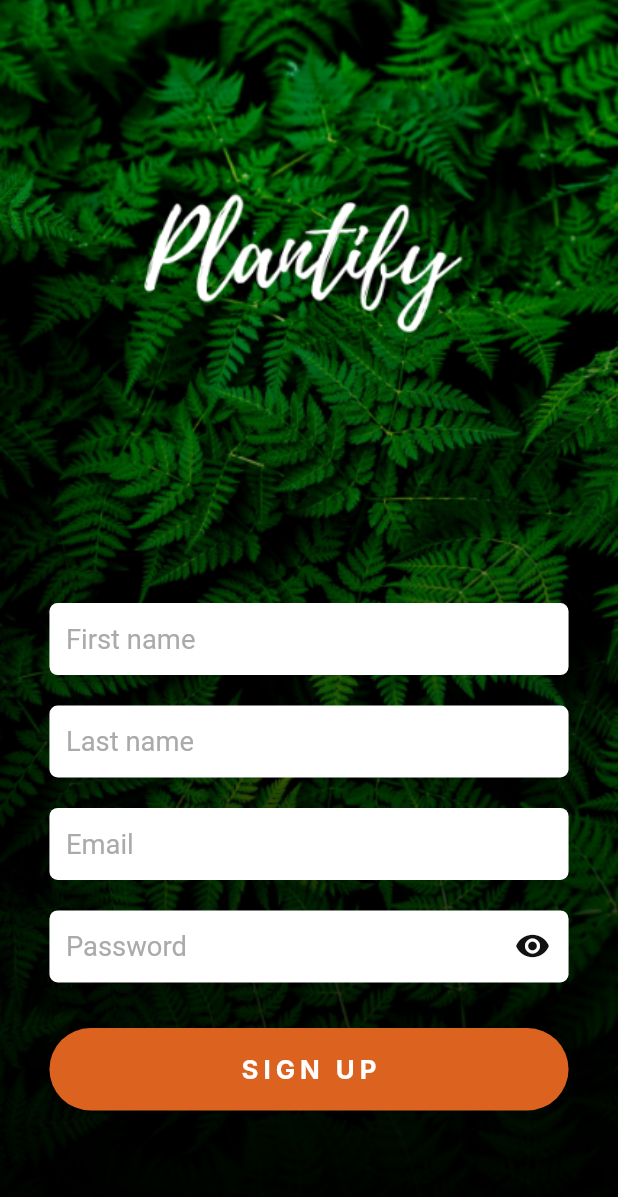
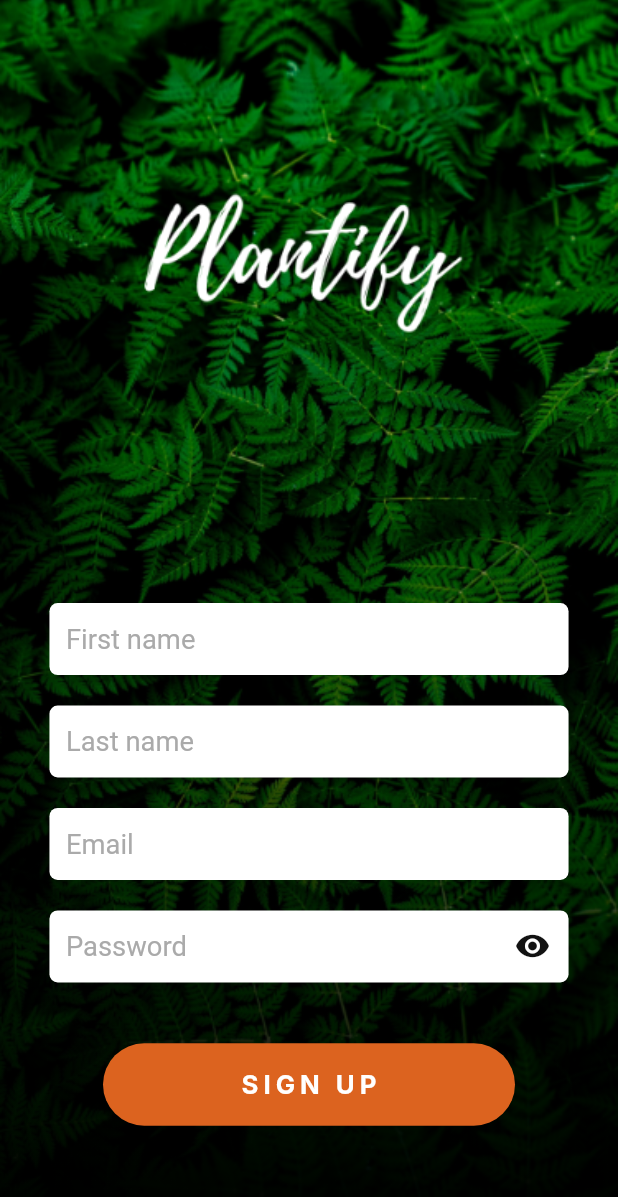
Before and after one commit to jvMori/plantify, a Flutter app: the screen it shows after launch, on a phone screen of 412 x 824 dp. Shown: the top 1197 px of the screen. Run offline on Flutter 3.47's test engine with Material 2 defaults, Android fonts, the phone set to English and light mode, and no system bars; our stand-ins replace bloc, equatable, flutter_bloc, flutter_screenutil, flutter_spinkit, fluttertoast and 2 more; Roboto replaces fonts that are missing (Inter, Noway).

Commit message:
basic register screen with results from network call prepared, freezed implemented

```diff
--- a/lib/common/base_bg.dart
+++ b/lib/common/base_bg.dart
@@ -3,9 +3,9 @@ import 'package:flutter/cupertino.dart';
 import 'colors.dart';
 
 class BaseBg extends StatelessWidget {
-  final Widget child;
+  final Widget? child;
 
-  const BaseBg({Key key, this.child}) : super(key: key);
+  const BaseBg({Key? key, this.child}) : super(key: key);
 
   @override
   Widget build(BuildContext context) {
--- a/lib/common/base_input.dart
+++ b/lib/common/base_input.dart
@@ -5,18 +5,19 @@ import 'colors.dart';
 import 'package:flutter_screenutil/flutter_screenutil.dart';
 
 class BaseInput extends StatelessWidget {
-  final String hintText;
-  final TextEditingController controller;
-  final Function onChanged;
-  final bool hasError;
-  final String errorText;
-  final TextInputType keyboardType;
-  final bool obscureText;
-  final Widget suffixIcon;
-  final TextInputAction textInputAction;
+  final String? hintText;
+  final TextEditingController? controller;
+  final Function (String)? onChanged;
+  final bool? hasError;
+  final String? errorText;
+  final TextInputType? keyboardType;
+  final bool? obscureText;
+  final Widget? suffixIcon;
+  final TextInputAction? textInputAction;
+  final bool? enabled;
 
-  const BaseInput(
-      {Key key,
+  const BaseInput({
+    required Key key,
     this.hintText,
     this.controller,
     this.onChanged,
@@ -24,8 +25,10 @@ class BaseInput extends StatelessWidget {
     this.errorText,
     this.keyboardType,
     this.obscureText,
-      this.suffixIcon, this.textInputAction})
-      : super(key: key);
+    this.suffixIcon,
+    this.textInputAction,
+    this.enabled,
+  }) : super(key: key);
 
   @override
   Widget build(BuildContext context) {
@@ -35,6 +38,7 @@ class BaseInput extends StatelessWidget {
       children: [
         TextFormField(
           controller: controller,
+          enabled: enabled,
           onChanged: onChanged,
           obscureText: obscureText ?? false,
           keyboardType: keyboardType ?? TextInputType.text,
--- /dev/null
+++ b/lib/common/make_toast.dart
@@ -0,0 +1,15 @@
+import 'package:fluttertoast/fluttertoast.dart';
+import 'package:plantify/common/colors.dart';
+import 'package:flutter_screenutil/flutter_screenutil.dart';
+
+makeToast(String message) {
+  Fluttertoast.showToast(
+    msg: message,
+    toastLength: Toast.LENGTH_SHORT,
+    gravity: ToastGravity.BOTTOM,
+    timeInSecForIosWeb: 1,
+    backgroundColor: darkColor,
+    textColor: white,
+    fontSize: 16.sp,
+  );
+}
--- a/lib/common/text.dart
+++ b/lib/common/text.dart
@@ -6,7 +6,7 @@ import 'colors.dart';
 class BasicText extends StatelessWidget {
   final String text;
 
-  const BasicText({Key key, @required this.text}) : super(key: key);
+  const BasicText({Key? key, required this.text}) : super(key: key);
 
   @override
   Widget build(BuildContext context) {
--- a/lib/common/validation/password_validator.dart
+++ b/lib/common/validation/password_validator.dart
@@ -8,7 +8,7 @@ class PasswordValidator extends TextFieldValidator with ValidationMixin {
       : super(errorText);
 
   @override
-  bool isValid(String value) {
+  bool isValid(String? value) {
     return validatePassword(value);
   }
 }
--- a/lib/common/validation/validation.dart
+++ b/lib/common/validation/validation.dart
@@ -1,7 +1,7 @@
 mixin ValidationMixin {
-  bool isFieldEmpty(String fieldValue) => fieldValue?.isEmpty ?? true;
+  bool isFieldEmpty(String? fieldValue) => fieldValue?.isEmpty ?? true;
 
-  bool validateEmailAddress(String email) {
+  bool validateEmailAddress(String? email) {
     if (email == null) {
       return false;
     }
@@ -16,7 +16,7 @@ mixin ValidationMixin {
   }
 
 
-  bool validatePassword(String value) {
+  bool validatePassword(String? value) {
     if (value == null) return false;
 
     // (?=.*[A-Z])       // should contain at least one upper case
@@ -31,22 +31,21 @@ mixin ValidationMixin {
     return size && contains;
   }
 
-  bool validateCardNumber(String value) {
+  bool validateCardNumber(String? value) {
     if (value == null) return false;
     return value.length > 4;
   }
 
-  bool validField(String value) {
+  bool validField(String? value) {
     if (value == null) return false;
 
     return value.length > 3;
   }
 
-  bool validFullName(String value) {
+  bool validFullName(String? value) {
     if (value == null) return false;
 
-    Pattern namePattern = r"^[a-zA-Z]+(([',. -][a-zA-Z ])?[a-zA-Z]*)*$";
-    RegExp nameRegex = RegExp(namePattern, caseSensitive: false);
+    RegExp nameRegex = RegExp(r"^[a-zA-Z]+(([',. -][a-zA-Z ])?[a-zA-Z]*)*$", caseSensitive: false);
 
     return value.length > 2 && nameRegex.hasMatch(value);
   }
--- a/lib/common/widgets/basic_button.dart
+++ b/lib/common/widgets/basic_button.dart
@@ -7,12 +7,12 @@ import '../colors.dart';
 
 
 class BasicButton extends StatelessWidget {
-  final Color color;
-  final String text;
-  final Function onClick;
-  final double width;
+  final Color? color;
+  final String? text;
+  final Function ()? onClick;
+  final double? width;
 
-  const BasicButton(this.text, {Key key, this.color, this.onClick, this.width}) : super(key: key);
+  const BasicButton(this.text, {Key? key, this.color, this.onClick, this.width}) : super(key: key);
 
   @override
   Widget build(BuildContext context) {
--- a/lib/common/widgets/bold_text.dart
+++ b/lib/common/widgets/bold_text.dart
@@ -3,14 +3,14 @@ import 'package:flutter_screenutil/flutter_screenutil.dart';
 import 'package:plantify/common/colors.dart';
 
 class BoldText extends StatelessWidget {
-  final String text;
-  final Color color;
-  final TextAlign align;
-  final FontWeight fontWeight;
-  final double letterSpacing;
-  final double fontSize;
+  final String? text;
+  final Color? color;
+  final TextAlign? align;
+  final FontWeight? fontWeight;
+  final double? letterSpacing;
+  final double? fontSize;
 
-  const BoldText(this.text, {Key key, this.color, this.align, this.fontWeight, this.letterSpacing, this.fontSize}) : super(key: key);
+  const BoldText(this.text, {Key? key, this.color, this.align, this.fontWeight, this.letterSpacing, this.fontSize}) : super(key: key);
 
   @override
   Widget build(BuildContext context) {
--- a/lib/common/widgets/loading_widget.dart
+++ b/lib/common/widgets/loading_widget.dart
@@ -4,10 +4,10 @@ import 'package:plantify/common/colors.dart';
 import 'package:flutter_screenutil/flutter_screenutil.dart';
 
 class LoadingWidget extends StatelessWidget {
-  final Color color;
-  final double size;
+  final Color? color;
+  final double? size;
 
-  const LoadingWidget({Key key, this.color, this.size}) : super(key: key);
+  const LoadingWidget({Key? key, this.color, this.size}) : super(key: key);
 
   @override
   Widget build(BuildContext context) {
--- /dev/null
+++ b/lib/features/auth/presentation/bloc/register_screen_cubit.dart
@@ -0,0 +1,15 @@
+import 'package:flutter_bloc/flutter_bloc.dart';
+import 'package:freezed_annotation/freezed_annotation.dart';
+import 'package:plantify/features/auth/presentation/bloc/result.dart';
+
+part 'register_screen_state.dart';
+
+class RegisterScreenCubit extends Cubit<Result> {
+  RegisterScreenCubit() : super(Result());
+
+  init() async {
+    emit(Result.loading());
+    await Future.delayed(Duration(seconds: 3));
+    emit(Result<String>.success("Success"));
+  }
+}
--- /dev/null
+++ b/lib/features/auth/presentation/bloc/register_screen_state.dart
@@ -0,0 +1,6 @@
+part of 'register_screen_cubit.dart';
+
+
+abstract class RegisterScreenState{
+  const RegisterScreenState();
+}
--- /dev/null
+++ b/lib/features/auth/presentation/bloc/result.dart
@@ -0,0 +1,12 @@
+import 'package:equatable/equatable.dart';
+import 'package:freezed_annotation/freezed_annotation.dart';
+
+part 'result.freezed.dart';
+
+@freezed
+abstract class Result<T> with _$Result {
+  const factory Result() = Data;
+  const factory Result.loading() = Loading;
+  const factory Result.error(String? message) = ErrorDetails;
+  const factory Result.success(T data) = Success;
+}
--- a/lib/features/auth/presentation/bloc/text_input_cubit.dart
+++ b/lib/features/auth/presentation/bloc/text_input_cubit.dart
@@ -7,7 +7,7 @@ part 'text_input_state.dart';
 class TextInputCubit extends Cubit<TextInputState> {
   TextInputCubit(this.nameValidator) : super(TextInputInitial());
   final FieldValidator nameValidator;
-  String _errorText = "";
+  String? _errorText = "";
 
   validate(String value) {
     _errorText = nameValidator.call(value);
--- a/lib/features/auth/presentation/bloc/text_input_state.dart
+++ b/lib/features/auth/presentation/bloc/text_input_state.dart
@@ -12,10 +12,10 @@ class TextInputInitial extends TextInputState {
 }
 
 class TextInputError extends TextInputState {
-  final String text;
+  final String? text;
 
   TextInputError(this.text);
 
   @override
-  List<Object> get props => [text];
+  List<Object?> get props => [text];
 }
--- a/lib/features/auth/presentation/screens/register_screen.dart
+++ b/lib/features/auth/presentation/screens/register_screen.dart
@@ -3,14 +3,28 @@ import 'package:flutter/material.dart';
 import 'package:flutter_bloc/flutter_bloc.dart';
 import 'package:flutter_screenutil/flutter_screenutil.dart';
 import 'package:form_field_validator/form_field_validator.dart';
+import 'package:plantify/common/make_toast.dart';
 import 'package:plantify/common/validation/password_validator.dart';
 import 'package:plantify/common/widgets/basic_button.dart';
+import 'package:plantify/common/widgets/loading_widget.dart';
+import 'package:plantify/features/auth/presentation/bloc/register_screen_cubit.dart';
+import 'package:plantify/features/auth/presentation/bloc/result.dart';
 import 'package:plantify/features/auth/presentation/bloc/text_input_cubit.dart';
 import 'package:plantify/features/auth/presentation/bloc/toggle_password_visibility_cubit.dart';
 import 'package:plantify/features/auth/presentation/widgets/password_input.dart';
 import 'package:plantify/features/auth/presentation/widgets/text_input.dart';
 
 class RegisterScreen extends StatelessWidget {
+  @override
+  Widget build(BuildContext context) {
+    return BlocProvider(
+      create: (_) => RegisterScreenCubit(),
+      child: Register(),
+    );
+  }
+}
+
+class Register extends StatelessWidget {
   final textValidator = MultiValidator(
     [
       RequiredValidator(errorText: 'This field is required.'),
@@ -76,11 +90,20 @@ class RegisterScreen extends StatelessWidget {
               ],
             ),
           ),
-          Container(
+          BlocBuilder<RegisterScreenCubit, Result>(
+            builder: (context, state) {
+              var cubit = context.watch<RegisterScreenCubit>();
+              return Container(
                 width: MediaQuery.of(context).size.width,
+                height: MediaQuery.of(context).size.height,
                 padding: EdgeInsets.all(30.w),
+                child: SingleChildScrollView(
+                  physics: BouncingScrollPhysics(),
+                  child: Container(
+                    height: MediaQuery.of(context).size.height - 2*30.w,
                     child: Column(
                       mainAxisAlignment: MainAxisAlignment.end,
+                      mainAxisSize: MainAxisSize.max,
                       children: [
                         Form(
                             child: Column(
@@ -127,22 +150,46 @@ class RegisterScreen extends StatelessWidget {
                               ),
                             ),
                             SizedBox(
-                      height: 30.h,
+                              height: 40.h,
                             ),
-                    BasicButton(
-                      "Sign up",
-                      width: MediaQuery.of(context).size.width,
-                    ),
+                            signUpButton(state, cubit) ?? Text(""),
                             SizedBox(
-                      height: 50.h,
+                              height: 40.h,
                             ),
                           ],
                         ))
                       ],
                     ),
+                  ),
+                ),
+              );
+            },
           )
         ],
       ),
     );
   }
+
+  Widget button(RegisterScreenCubit cubit) => BasicButton(
+        "Sign up",
+        width: 250.w,
+        onClick: cubit.init,
+      );
+
+  Widget? signUpButton(Result state, RegisterScreenCubit cubit) {
+    return state.when(
+      () => button(cubit),
+      loading: () => SizedBox(
+        height: 50.w,
+        child: LoadingWidget(
+          size: 30.w,
+        ),
+      ),
+      error: (message) {
+        makeToast(message ?? "Something went wrong");
+        return button(cubit);
+      },
+      success: (data) => button(cubit),
+    );
   }
+}
--- a/lib/features/auth/presentation/widgets/password_input.dart
+++ b/lib/features/auth/presentation/widgets/password_input.dart
@@ -7,7 +7,7 @@ import 'package:plantify/features/auth/presentation/widgets/toggle_password_visi
 class PasswordInput extends StatelessWidget {
   final TextInputAction textInputAction;
 
-  const PasswordInput({Key key, this.textInputAction}) : super(key: key);
+  const PasswordInput({Key? key, required this.textInputAction}) : super(key: key);
 
   @override
   Widget build(BuildContext context) {
--- a/lib/features/auth/presentation/widgets/text_input.dart
+++ b/lib/features/auth/presentation/widgets/text_input.dart
@@ -6,15 +6,15 @@ import 'package:plantify/features/auth/presentation/bloc/toggle_password_visibil
 import 'package:plantify/features/auth/presentation/widgets/toggle_password_visibility.dart';
 
 class TextInput extends StatelessWidget {
-  final String hintText;
-  final TextEditingController controller;
-  final TextInputType keyboardType;
-  final Widget suffixIcon;
-  final bool obscureText;
-  final TextInputAction textInputAction;
+  final String? hintText;
+  final TextEditingController? controller;
+  final TextInputType? keyboardType;
+  final Widget? suffixIcon;
+  final bool? obscureText;
+  final TextInputAction? textInputAction;
 
   const TextInput({
-    Key key,
+    Key? key,
     this.hintText,
     this.controller,
     this.keyboardType,
@@ -28,9 +28,10 @@ class TextInput extends StatelessWidget {
         builder: (context, state) {
       var cubit = context.watch<TextInputCubit>();
       return BaseInput(
-        hintText: hintText,
+        key: key ?? Key("Text input"),
+        hintText: hintText ?? "",
         controller: controller,
-        obscureText: obscureText,
+        obscureText: obscureText ?? false,
         suffixIcon: suffixIcon,
         textInputAction: textInputAction,
         keyboardType: keyboardType,
--- a/lib/features/auth/presentation/widgets/toggle_password_visibility.dart
+++ b/lib/features/auth/presentation/widgets/toggle_password_visibility.dart
@@ -5,10 +5,10 @@ import 'package:plantify/common/colors.dart';
 import 'package:plantify/features/auth/presentation/bloc/toggle_password_visibility_cubit.dart';
 
 class TogglePasswordVisibility extends StatelessWidget {
-  final Function onClick;
+  final Function ()? onClick;
   final bool visible;
 
-  const TogglePasswordVisibility({Key key, this.visible, this.onClick})
+  const TogglePasswordVisibility({Key? key, required this.visible, this.onClick})
       : super(key: key);
 
   @override
```
Also changed, not shown: pubspec.yaml (+7 -2 lines), lib/features/auth/presentation/bloc/result.freezed.dart (added), pubspec.lock, 3 other files. Lines whose indentation alone changed are shown as unchanged.
